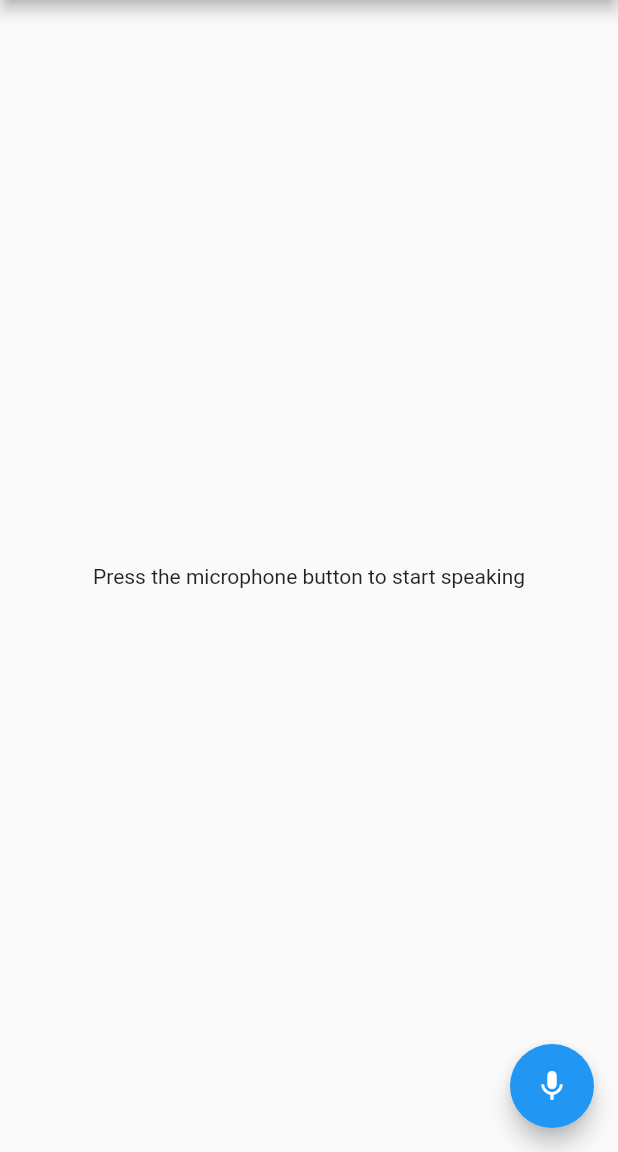
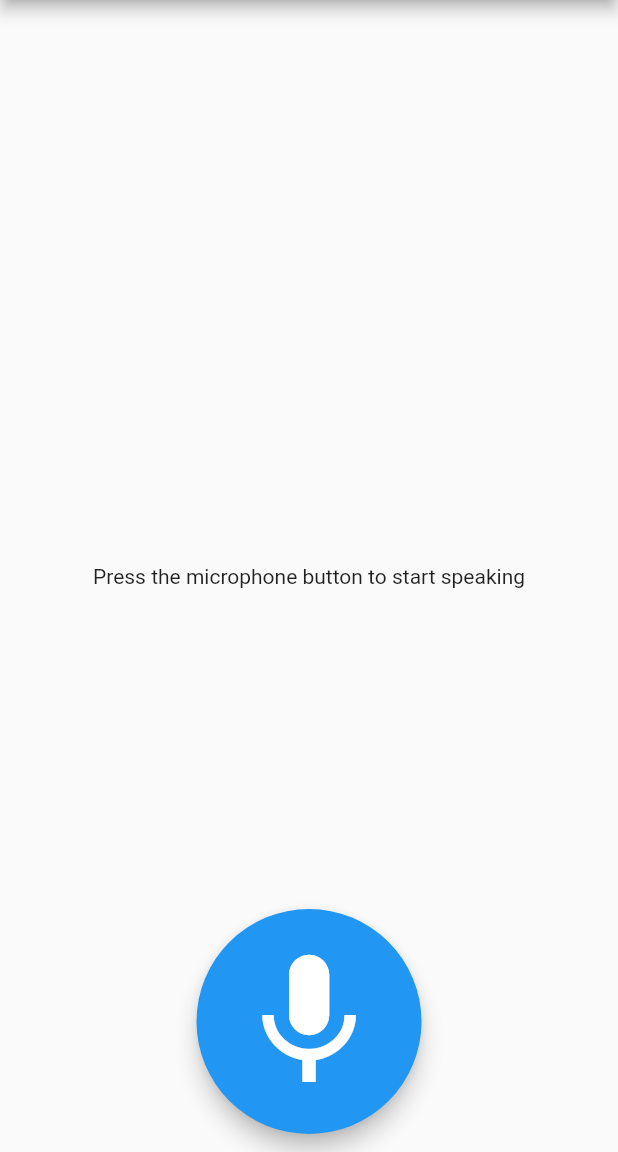
Before and after one commit to elliptic1/QuizMe-Flutter, a Flutter app: the screen it shows after launch, after a tap on the "mic" icon, on a phone screen of 412 x 824 dp, the part 84-1236 px from its top. Run offline on Flutter 3.47's test engine with Material 2 defaults, Android fonts, the light colour scheme and no system bars; our stand-ins replace equatable, flutter_bloc, permission_handler; missing offline and left inert: audio_session, flutter_sound, mic_stream.

Commit message:
Make microphone button work better

```diff
--- /dev/null
+++ b/lib/MyApp.dart
@@ -0,0 +1,43 @@
+
+import 'package:flutter/material.dart';
+import 'package:flutter_bloc/flutter_bloc.dart';
+import 'presentation/widgets/MicFAB.dart';
+import 'data/repositories/MicRepository.dart';
+import 'presentation/screens/MainScreen.dart';
+import 'blocs/mic/MicCubit.dart';
+
+class MyApp extends StatelessWidget {
+  const MyApp({Key? key}) : super(key: key);
+
+  @override
+  Widget build(BuildContext context) {
+    return MaterialApp(
+      title: 'QuizMe',
+      theme: ThemeData(
+        primarySwatch: Colors.blue,
+      ),
+      home: BlocProvider(
+        create: (context) => MicCubit(MicRepository()),
+        child: const MyHomePage(title: 'QuizMe Home Page'),
+      ),
+    );
+  }
+}
+
+class MyHomePage extends StatelessWidget {
+  const MyHomePage({Key? key, required this.title}) : super(key: key);
+
+  final String title;
+
+  @override
+  Widget build(BuildContext context) {
+    return Scaffold(
+      appBar: AppBar(
+        title: Text(title),
+      ),
+      body: const MainScreen(),
+      floatingActionButton: const MicFAB(),
+      floatingActionButtonLocation: FloatingActionButtonLocation.miniCenterFloat,
+    );
+  }
+}
--- a/lib/blocs/mic/SimpleRecorder.dart
+++ b/lib/SimpleRecorder.dart
@@ -2,6 +2,8 @@ import 'package:flutter/material.dart';
 import 'package:flutter_sound/flutter_sound.dart';
 
 class SimpleRecorder extends StatefulWidget {
+  const SimpleRecorder({super.key});
+
   @override
   SimpleRecorderState createState() => SimpleRecorderState();
 }
--- a/lib/blocs/mic/MicCubit.dart
+++ b/lib/blocs/mic/MicCubit.dart
@@ -1,51 +1,44 @@
+// MicCubit.dart
 import 'dart:async';
+import 'dart:developer';
 
 import 'package:flutter_bloc/flutter_bloc.dart';
-import 'package:flutter_sound/flutter_sound.dart';
 
+import '../../data/repositories/MicRepository.dart';
 import 'MicState.dart';
 
 class MicCubit extends Cubit<MicState> {
-  final FlutterSoundRecorder _recorder = FlutterSoundRecorder();
-  StreamSubscription<RecordingDisposition>? _recordingSubscription;
+  final MicRepository _micRepository;
+  int _sampleCount = 0;
 
-  MicCubit() : super(MicInitial()) {
-    _initialize();
-  }
-
-  Future<void> _initialize() async {
-    try {
-      await _recorder.openRecorder();
-    } catch (e) {
-      emit(MicError(e.toString()));
-    }
-  }
+  MicCubit(this._micRepository) : super(MicIdle());
 
   Future<void> startRecording() async {
+    log("MicCubit - startRecording");
     try {
-      await _recorder.startRecorder();
-      _recordingSubscription = _recorder.onProgress!.listen((event) {
-        emit(MicRecording(event.duration, event.decibels ?? 0.0));
+      _sampleCount = 0;
+      await _micRepository.startRecording((samples) {
+        _sampleCount += samples.length;
+        Duration duration = Duration(milliseconds: (_sampleCount / 44.1).round());
+        // Here you can process the audio samples and emit a new state
+        emit(MicRecording(duration, 0.0)); // Decibels is set to 0.0 as we're not calculating it
       });
     } catch (e) {
-      emit(MicError(e.toString()));
+      String msg = "Failed to start recording: ${e.toString()}";
+      log(msg);
+      emit(MicError(msg));
+      await stopRecording();
     }
   }
 
   Future<void> stopRecording() async {
     try {
-      await _recorder.stopRecorder();
-      await _recorder.closeRecorder();
-      _recordingSubscription?.cancel();
-      emit(MicStopped());
+      await _micRepository.stopRecording();
+      emit(MicIdle());
     } catch (e) {
-      emit(MicError(e.toString()));
+      String msg = "Failed to stop recording: ${e.toString()}";
+      log(msg);
+      emit(MicError(msg));
     }
   }
-
-  @override
-  Future<void> close() {
-    _recordingSubscription?.cancel();
-    return super.close();
-  }
 }
--- a/lib/blocs/mic/MicState.dart
+++ b/lib/blocs/mic/MicState.dart
@@ -8,7 +8,7 @@ abstract class MicState extends Equatable {
   List<Object> get props => [];
 }
 
-class MicInitial extends MicState {}
+class MicIdle extends MicState {}
 
 class MicRecording extends MicState {
   final Duration duration;
@@ -20,8 +20,6 @@ class MicRecording extends MicState {
   List<Object> get props => [duration, decibels];
 }
 
-class MicStopped extends MicState {}
-
 class MicError extends MicState {
   final String message;
 
--- a/lib/blocs/mic/MicText.dart
+++ /dev/null
@@ -1,24 +0,0 @@
-// mic_text.dart
-import 'package:flutter/material.dart';
-import 'package:flutter_bloc/flutter_bloc.dart';
-
-import 'MicState.dart';
-import 'MicCubit.dart';
-
-class MicText extends StatelessWidget {
-  const MicText({Key? key}) : super(key: key);
-
-  @override
-  Widget build(BuildContext context) {
-    return BlocBuilder<MicCubit, MicState>(
-      builder: (context, state) {
-        if (state is MicRecording) {
-          return const Center(child: Text('Listening...'));
-        } else {
-          return const Center(
-              child: Text('Press the microphone button to start speaking'));
-        }
-      },
-    );
-  }
-}
--- a/lib/blocs/mic/events.dart
+++ /dev/null
@@ -1,5 +0,0 @@
-abstract class AppEvent {}
-
-class StartListening extends AppEvent {}
-
-class StopListening extends AppEvent {}
--- /dev/null
+++ b/lib/data/exceptions/MicException.dart
@@ -0,0 +1,6 @@
+
+class MicException implements Exception {
+  final String message;
+
+  MicException(this.message);
+}
--- /dev/null
+++ b/lib/data/repositories/MicRepository.dart
@@ -0,0 +1,38 @@
+// MicRepository.dart
+import 'dart:async';
+import 'dart:developer';
+import 'dart:typed_data';
+
+import 'package:mic_stream/mic_stream.dart';
+
+class MicRepository {
+  StreamSubscription<Uint8List>? _micStreamSubscription;
+  Duration silenceDuration =
+      const Duration(seconds: 2); // Duration of silence to wait before stopping
+  DateTime? lastSoundTime; // The last time sound was detected
+  double volumeThreshold = 0.5;
+
+  Future<void> startRecording(void Function(List<int> samples) onData) async {
+    log("startRecording()");
+    Stream<Uint8List>? stream = await MicStream.microphone(sampleRate: 44100);
+    _micStreamSubscription = stream?.listen((samples) {
+      // Call the onData callback with the new samples
+      onData(samples);
+    }, onError: (e) {
+      log("Error in microphone stream: $e");
+    });
+  }
+
+  Future<void> stopRecording() async {
+    await _micStreamSubscription?.cancel();
+    _micStreamSubscription = null;
+  }
+
+  double calculateVolume(List<int> samples) {
+    int sum = 0;
+    for (int sample in samples) {
+      sum += sample.abs();
+    }
+    return sum / samples.length;
+  }
+}
--- a/lib/main.dart
+++ b/lib/main.dart
@@ -1,49 +1,8 @@
 // main.dart
 import 'package:flutter/material.dart';
-import 'package:flutter_bloc/flutter_bloc.dart';
-import 'blocs/mic/MicState.dart';
-import 'blocs/mic/MicText.dart';
-import 'blocs/mic/MicCubit.dart';
+
+import 'MyApp.dart';
 
 void main() {
   runApp(const MyApp());
 }
-
-class MyApp extends StatelessWidget {
-  const MyApp({Key? key}) : super(key: key);
-
-  @override
-  Widget build(BuildContext context) {
-    return MaterialApp(
-      title: 'QuizMe',
-      theme: ThemeData(
-        primarySwatch: Colors.blue,
-      ),
-      home: BlocProvider(
-        create: (context) => MicCubit(),
-        child: const MyHomePage(title: 'QuizMe Home Page'),
-      ),
-    );
-  }
-}
-
-class MyHomePage extends StatelessWidget {
-  const MyHomePage({Key? key, required this.title}) : super(key: key);
-
-  final String title;
-
-  @override
-  Widget build(BuildContext context) {
-    return Scaffold(
-      appBar: AppBar(
-        title: Text(title),
-      ),
-      body: const MicText(),
-      floatingActionButton: FloatingActionButton(
-        onPressed: () => context.read<MicCubit>().startRecording(),
-        tooltip: 'Speak',
-        child: const Icon(Icons.mic),
-      ),
-    );
-  }
-}
--- /dev/null
+++ b/lib/presentation/screens/MainScreen.dart
@@ -0,0 +1,28 @@
+// mic_text.dart
+import 'package:flutter/material.dart';
+import 'package:flutter_bloc/flutter_bloc.dart';
+
+import '../../blocs/mic/MicState.dart';
+import '../../blocs/mic/MicCubit.dart';
+
+class MainScreen extends StatelessWidget {
+  const MainScreen({Key? key}) : super(key: key);
+
+  @override
+  Widget build(BuildContext context) {
+    return BlocBuilder<MicCubit, MicState>(
+      builder: (context, state) {
+        if (state is MicIdle) {
+          return const Center(
+              child: Text('Press the microphone button to start speaking'));
+        } else if (state is MicRecording) {
+          return Center(child: Text('Recording... Duration: ${state.duration} seconds, Decibels: ${state.decibels} dB'));
+        } else if (state is MicError) {
+          return Center(child: Text('Error: ${state.message}'));
+        } else {
+          return const Center(child: Text('Unknown state'));
+        }
+      },
+    );
+  }
+}
--- /dev/null
+++ b/lib/presentation/widgets/MicFAB.dart
@@ -0,0 +1,57 @@
+import 'dart:developer';
+
+import 'package:flutter/material.dart';
+import 'package:flutter_bloc/flutter_bloc.dart';
+import 'package:quiz_me/blocs/mic/MicState.dart';
+
+import '../../blocs/mic/MicCubit.dart';
+
+class MicFAB extends StatelessWidget {
+  const MicFAB({
+    super.key,
+  });
+
+  @override
+  Widget build(BuildContext context) {
+    Widget fab(IconData icon, VoidCallback onPressed,
+        {MaterialColor backgroundColor = Colors.grey}) {
+      return SizedBox(
+        height: 150.0, // Set the desired height
+        width: 150.0, // Set the desired width
+        child: FittedBox(
+          child: FloatingActionButton(
+            onPressed: onPressed,
+            backgroundColor: backgroundColor,
+            child: Icon(
+              icon,
+              size: 40.0, // Adjust the icon size to fit the new FAB size
+            ),
+          ),
+        ),
+      );
+    }
+
+    return BlocBuilder<MicCubit, MicState>(
+      builder: (context, state) {
+        log("FAB state: $state");
+        if (state is MicIdle) {
+          return fab(Icons.mic, () {
+            context.read<MicCubit>().startRecording();
+          }, backgroundColor: Colors.blue);
+        } else if (state is MicRecording) {
+          return fab(Icons.record_voice_over, () {
+            context.read<MicCubit>().stopRecording();
+          }, backgroundColor: Colors.red);
+        } else if (state is MicError) {
+          return fab(Icons.mic_none, () {
+            context.read<MicCubit>().startRecording();
+          }, backgroundColor: Colors.grey);
+        } else {
+          return fab(Icons.error, () {
+            context.read<MicCubit>().stopRecording();
+          }, backgroundColor: Colors.grey);
+        }
+      },
+    );
+  }
+}
--- a/lib/states.dart
+++ /dev/null
@@ -1,5 +0,0 @@
-abstract class AppState {}
-
-class Listening extends AppState {}
-
-class NotListening extends AppState {}
--- a/pubspec.yaml
+++ b/pubspec.yaml
@@ -34,6 +34,9 @@ dependencies:
   flutter_sound: ^9.2.13
   permission_handler: ^10.4.3
   equatable: ^2.0.5
+  path_provider: ^2.0.15
+  mic_stream: ^0.6.5
+  audio_session: ^0.1.16
 
   # The following adds the Cupertino Icons font to your application.
   # Use with the CupertinoIcons class for iOS style icons.
```
Also changed, not shown: lib/blocs/app_bloc.dart (deleted, +0 -16 lines), lib/blocs/mic/MicBloc.dart (deleted, +0 -31 lines), lib/blocs/mic/MicRepository.dart (deleted, +0 -13 lines), lib/data/managers/AudioFileManager.dart (added, +36 -0 lines), lib/example.dart (added, +271 -0 lines), pubspec.lock, 1 other file.
